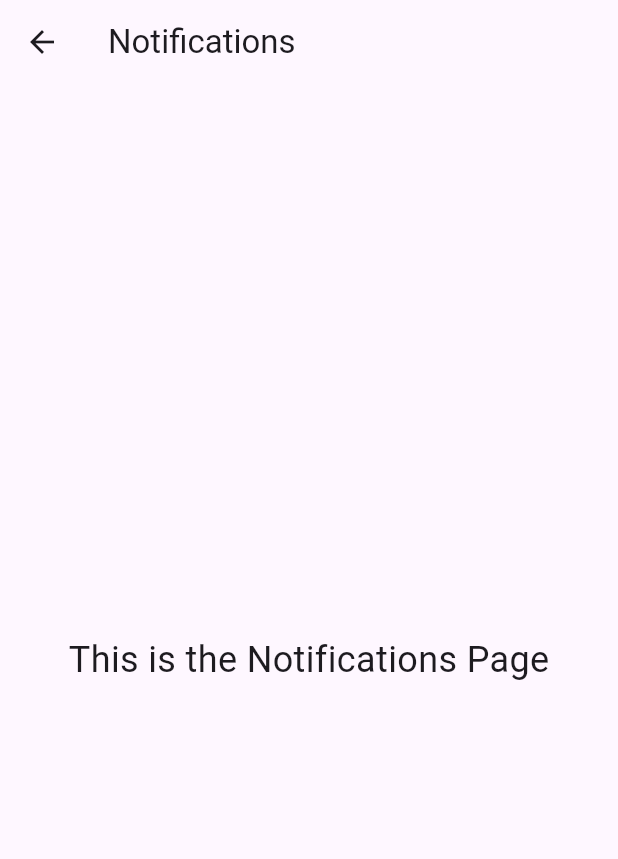
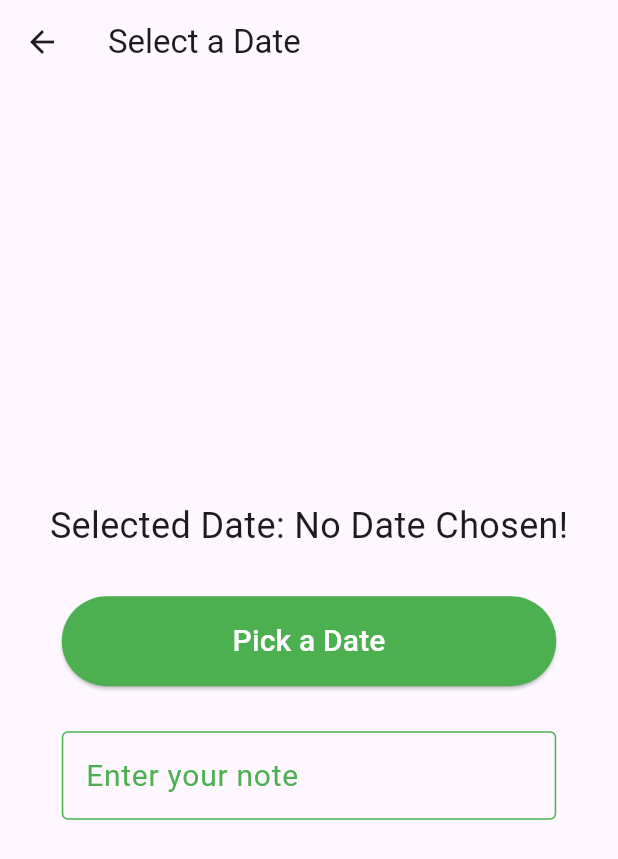
Before and after one commit to rayansb1/Pomonote, a Flutter app: the screen it shows after launch, after a tap on "Notifications", on a phone screen of 412 x 824 dp. Shown: the top 859 px of the screen. Run offline on Flutter 3.47's test engine with Material 3 defaults, Android fonts, the phone set to English and light mode, and no system bars.

```diff
--- a/lib/pages/notification_page.dart
+++ b/lib/pages/notification_page.dart
@@ -1,19 +1,123 @@
-// the user will just choose the date and the note he want to recive it in the selected date.
 import 'package:flutter/material.dart';
 
-class NotificationPage extends StatelessWidget {
+class NotificationPage extends StatefulWidget {
   const NotificationPage({super.key});
 
   @override
+  _NotificationPageState createState() => _NotificationPageState();
+}
+
+class _NotificationPageState extends State<NotificationPage> {
+  DateTime? selectedDate;
+  final _noteController = TextEditingController();
+
+  Future<void> _selectDate(BuildContext context) async {
+    final DateTime? picked = await showDatePicker(
+      context: context,
+      initialDate: DateTime.now(),
+      firstDate: DateTime(2000),
+      lastDate: DateTime(2101),
+      builder: (BuildContext context, Widget? child) {
+        return Theme(
+          data: ThemeData.light().copyWith(
+            primaryColor: Colors.green,
+            colorScheme: const ColorScheme.light(
+              primary: Colors.green,
+              onPrimary: Colors.white,
+              onSurface: Colors.green,
+            ),
+            buttonTheme: const ButtonThemeData(
+              textTheme: ButtonTextTheme.primary,
+            ),
+          ),
+          child: child!,
+        );
+      },
+    );
+
+    if (picked != null) {
+      setState(() {
+        selectedDate = picked;
+      });
+    }
+  }
+
+  @override
   Widget build(BuildContext context) {
+    String dateText;
+
+    if (selectedDate == null) {
+      dateText = 'No Date Chosen!';
+    } else {
+      dateText = '${selectedDate!.toLocal()}'.split(' ')[0];
+    }
+
+    final screenWidth = MediaQuery.of(context).size.width;
+
     return Scaffold(
       appBar: AppBar(
-        title: const Text('Notifications'),
+        title: const Text('Select a Date'),
       ),
-      body: const Center(
-        child: Text(
-          'This is the Notifications Page',
-          style: TextStyle(fontSize: 24),
+      body: Center(
+        child: Padding(
+          padding: const EdgeInsets.all(16.0),
+          child: Column(
+            mainAxisSize: MainAxisSize.min,
+            crossAxisAlignment: CrossAxisAlignment.center,
+            children: [
+              Text(
+                'Selected Date: $dateText',
+                style: const TextStyle(fontSize: 24),
+              ),
+              const SizedBox(height: 30),
+              SizedBox(
+                width: screenWidth * 0.8,
+                height: 60,
+                child: ElevatedButton(
+                  onPressed: () => _selectDate(context),
+                  style: ElevatedButton.styleFrom(
+                    backgroundColor: Colors.green,
+                  ),
+                  child: const Text(
+                    'Pick a Date',
+                    style: TextStyle(
+                      color: Colors.white,
+                      fontSize: 20,
+                    ),
+                  ),
+                ),
+              ),
+              const SizedBox(height: 30),
+              SizedBox(
+                width: screenWidth * 0.8,
+                child: TextField(
+                  controller: _noteController,
+                  style: const TextStyle(
+                    color: Colors.black,
+                    fontSize: 18,
+                  ),
+                  decoration: const InputDecoration(
+                    labelText: 'Enter your note',
+                    labelStyle: TextStyle(
+                      color: Colors.green,
+                      fontSize: 20,
+                    ),
+                    border: OutlineInputBorder(),
+                    enabledBorder: OutlineInputBorder(
+                      borderSide: BorderSide(
+                        color: Colors.green,
+                      ),
+                    ),
+                    focusedBorder: OutlineInputBorder(
+                      borderSide: BorderSide(
+                        color: Colors.green,
+                      ),
+                    ),
+                  ),
+                ),
+              ),
+            ],
+          ),
         ),
       ),
     );
```
